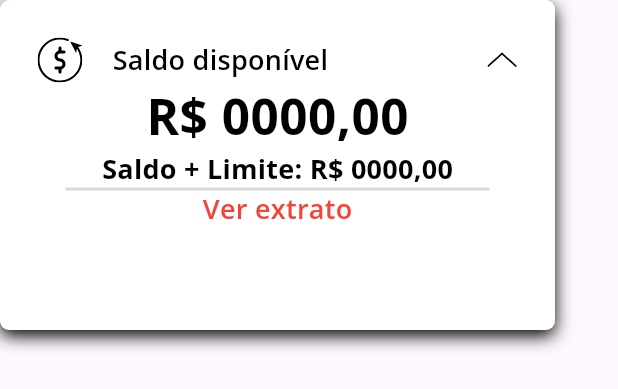
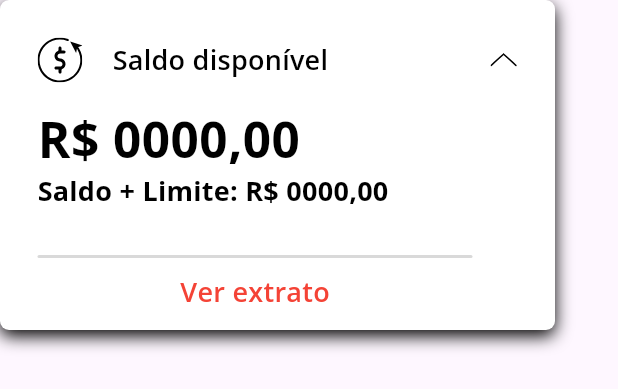
Before and after one commit to nataliarcr/Santander-Dio, a Flutter app: the BalanceWidget widget shown alone on an empty page, opened directly with empty values, on a phone screen of 412 x 824 dp. Shown: the top 389 px of the screen. Run offline on Flutter 3.47's test engine with Material 2 defaults, Android fonts, the phone set to English and light mode, and no system bars; our stand-ins replace flutter_svg, google_fonts; accounts and stored records are empty; network calls fail.

Commit message:
wip: card saldo

```diff
--- a/lib/widgets/balance.dart
+++ b/lib/widgets/balance.dart
@@ -29,7 +29,7 @@ class BalanceWidget extends StatelessWidget {
       child: Padding(
         padding: const EdgeInsets.all(25.0),
         child: Column(
-          // crossAxisAlignment: CrossAxisAlignment.start,
+          crossAxisAlignment: CrossAxisAlignment.start,
           children: [
             Row(
               //componentes um do lado do outro
@@ -40,7 +40,7 @@ class BalanceWidget extends StatelessWidget {
                   width: 30,
                   height: 30,
                 ),
-                SizedBox(
+                const SizedBox(
                   width: 20,
                 ),
                 const Text(
@@ -53,13 +53,16 @@ class BalanceWidget extends StatelessWidget {
                     letterSpacing: 0.18,
                   ),
                 ),
-                Spacer(),
+                const Spacer(),
                 SvgPicture.asset(
                   ImagesApp.up,
-                  width: 20,
-                  height: 20,
+                  width: 18,
+                  height: 18,
                 ),
               ],
+            ),
+            const SizedBox(
+              height: 15,
             ),
             const Text(
               'R\$ 0000,00',
@@ -81,15 +84,24 @@ class BalanceWidget extends StatelessWidget {
                 letterSpacing: 0.18,
               ),
             ),
+            const SizedBox(
+              height: 30,
+            ),
+            Column(
+              crossAxisAlignment: CrossAxisAlignment.center,
+              children: [
                 Container(
-              width: 283,
+                  width: 290,
                   height: 2,
                   decoration: ShapeDecoration(
-                color: Color(0xFFD9D9D9),
+                    color: const Color(0xFFD9D9D9),
                     shape: RoundedRectangleBorder(
                       borderRadius: BorderRadius.circular(75),
                     ),
                   ),
+                ),
+                const SizedBox(
+                  height: 10,
                 ),
                 const Text(
                   'Ver extrato',
@@ -100,6 +112,8 @@ class BalanceWidget extends StatelessWidget {
                     fontWeight: FontWeight.w600,
                     letterSpacing: 0.18,
                   ),
+                ),
+              ],
             )
           ],
         ),
```
Lines whose indentation alone changed are shown as unchanged.
